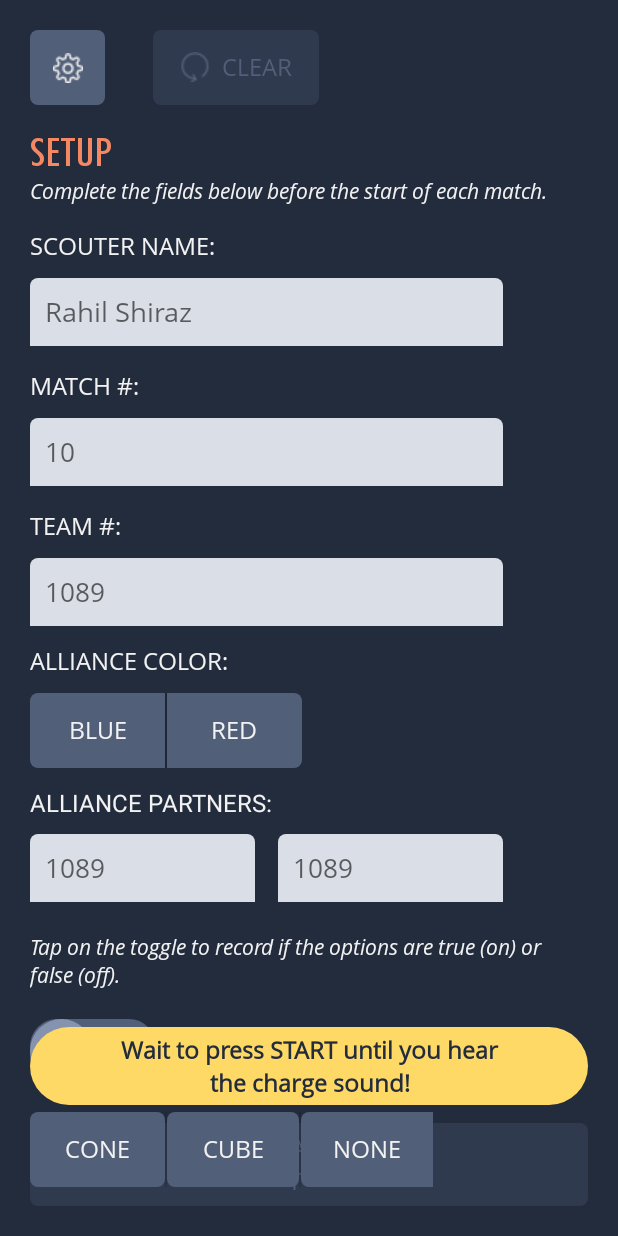
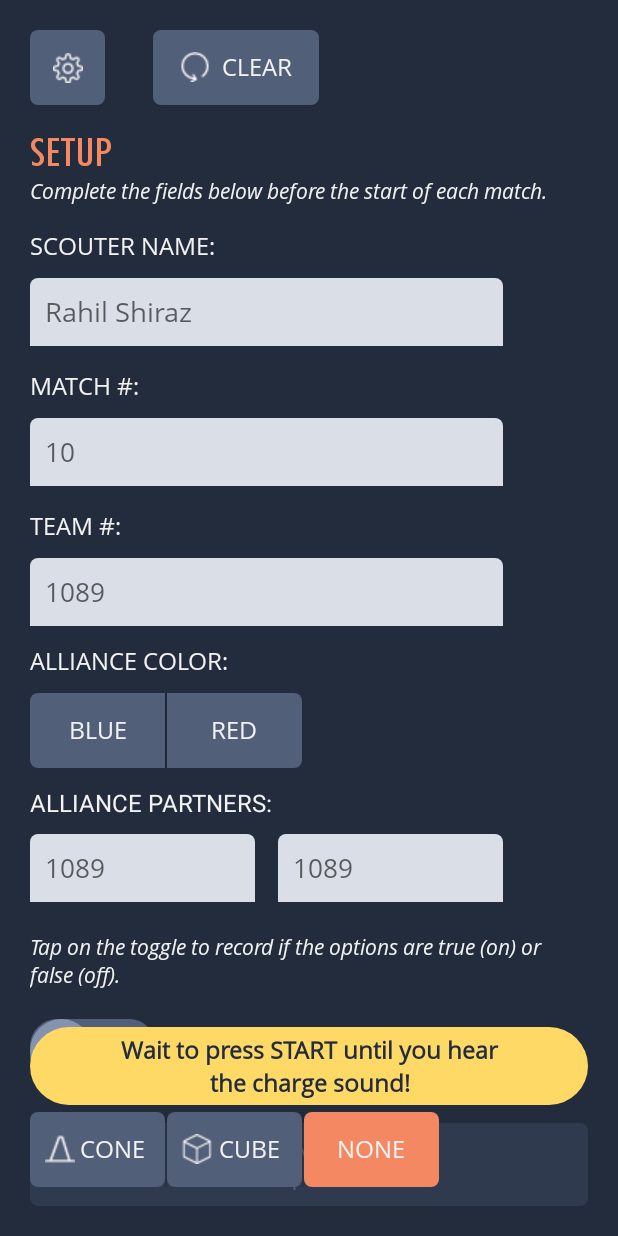
Before and after one commit to Mercury1089/2023-scouting-app, an Android app: the screen it shows after launch (PregameActivity), on a phone screen of 412 x 824 dp. Run offline under Robolectric (Android 15) with nearby library versions, the phone set to English and light mode, and no system bars.

Commit message:
Added icons for preloadSelector; Fixed background and text color states for preloadSelector buttons

```diff
--- a/app/src/main/java/com/mercury1089/scoutingapp2023/HashMapManager.java
+++ b/app/src/main/java/com/mercury1089/scoutingapp2023/HashMapManager.java
@@ -315,7 +315,7 @@ public class HashMapManager{
                 setupHashMap.put("MatchNumber", "");
                 setupHashMap.put("TeamNumber", "");
                 setupHashMap.put("NoShow", "0");
-                setupHashMap.put("Preload", "0"); //Will either be Co, Cu, or N (Cone, Cube, or None)
+                setupHashMap.put("Preload", "N"); //Will either be Co, Cu, or N (Cone, Cube, or None)
                 setupHashMap.put("AlliancePartner1", "");
                 setupHashMap.put("AlliancePartner2", "");
                 setupHashMap.put("AllianceColor", "");
--- a/app/src/main/java/com/mercury1089/scoutingapp2023/PregameActivity.java
+++ b/app/src/main/java/com/mercury1089/scoutingapp2023/PregameActivity.java
@@ -344,7 +344,7 @@ public class PregameActivity extends AppCompatActivity {
             }
         });
 
-        coneButton.setOnClickListener(new View.OnClickListener() {
+        cubeButton.setOnClickListener(new View.OnClickListener() {
             @Override
             public void onClick(View view) {
                 setupHashMap.put("Preload", "Cu");
--- /dev/null
+++ b/app/src/main/res/drawable/cone_button_icon_states.xml
@@ -0,0 +1,6 @@
+<?xml version="1.0" encoding="utf-8"?>
+<selector xmlns:android="http://schemas.android.com/apk/res/android">
+    <item android:state_selected="true"
+        android:drawable="@drawable/cone"/>
+    <item android:drawable="@drawable/cone_disabled" />
+</selector>
--- /dev/null
+++ b/app/src/main/res/drawable/cone_button_text_states.xml
@@ -0,0 +1,8 @@
+<?xml version="1.0" encoding="utf-8"?>
+<selector xmlns:android="http://schemas.android.com/apk/res/android">
+    <item android:state_enabled="false"
+        android:color="@color/ocean" /> <!-- enabled -->
+    <item android:state_selected="true"
+        android:color="@color/bg_general" /> <!-- selected -->
+    <item android:color="@color/ice" /> <!-- default -->
+</selector>
--- /dev/null
+++ b/app/src/main/res/drawable/cube_button_icon_states.xml
@@ -0,0 +1,6 @@
+<?xml version="1.0" encoding="utf-8"?>
+<selector xmlns:android="http://schemas.android.com/apk/res/android">
+    <item android:state_selected="true"
+        android:drawable="@drawable/cube"/>
+    <item android:drawable="@drawable/cube_disabled" />
+</selector>
--- a/app/src/main/res/layout/activity_pregame.xml
+++ b/app/src/main/res/layout/activity_pregame.xml
@@ -321,9 +321,9 @@
         android:layout_width="wrap_content"
         android:layout_height="wrap_content"
         android:divider="?android:attr/dividerHorizontal"
+        android:orientation="horizontal"
         android:showDividers="middle"
         android:layout_marginTop="20dp"
-        android:orientation="horizontal"
         app:layout_constraintStart_toStartOf="@id/FirstAlliancePartnerInput"
         app:layout_constraintTop_toBottomOf="@id/NoShowSwitch">
 
@@ -331,21 +331,25 @@
             android:id="@+id/coneButton"
             android:layout_width="@dimen/alliance_color_width"
             android:layout_height="@dimen/button_height"
+            android:paddingHorizontal="@dimen/button_with_icon_padding"
             android:layout_weight="1"
             android:background="@drawable/cone_button_states"
+            android:drawableStart="@drawable/cone_button_icon_states"
             android:fontFamily="@font/open_sans"
             android:gravity="center"
             android:text="@string/Cone"
-            android:textColor="@drawable/text_states"
+            android:textColor="@drawable/cone_button_text_states"
             android:textSize="@dimen/button_text_size"
             tools:visibility="visible" />
 
         <Button
             android:id="@+id/cubeButton"
-            android:layout_width="match_parent"
+            android:layout_width="@dimen/alliance_color_width"
             android:layout_height="@dimen/button_height"
+            android:paddingHorizontal="@dimen/button_with_icon_padding"
             android:layout_weight="1"
             android:background="@drawable/cube_button_states"
+            android:drawableStart="@drawable/cube"
             android:fontFamily="@font/open_sans"
             android:gravity="center"
             android:text="@string/Cube"
@@ -355,10 +359,10 @@
 
         <Button
             android:id="@+id/noPreloadButton"
-            android:layout_width="match_parent"
+            android:layout_width="@dimen/alliance_color_width"
             android:layout_height="@dimen/button_height"
             android:layout_weight="1"
-            android:background="@drawable/toggle_blue_states"
+            android:background="@drawable/button_states"
             android:fontFamily="@font/open_sans"
             android:gravity="center"
             android:text="@string/None"
--- a/app/src/main/res/values/dimens.xml
+++ b/app/src/main/res/values/dimens.xml
@@ -23,4 +23,5 @@
     <dimen name="right_pos_padding">60dp</dimen>
     <dimen name="button_height">50dp</dimen>
     <dimen name="alliance_color_width">90dp</dimen>
+    <dimen name="button_with_icon_padding">10dp</dimen>
 </resources>
```
Also changed, not shown: app/src/main/res/drawable/cone.png (added), app/src/main/res/drawable/cone_disabled.png (added), app/src/main/res/drawable/cube.png (added), app/src/main/res/drawable/cube_disabled.png (added).
